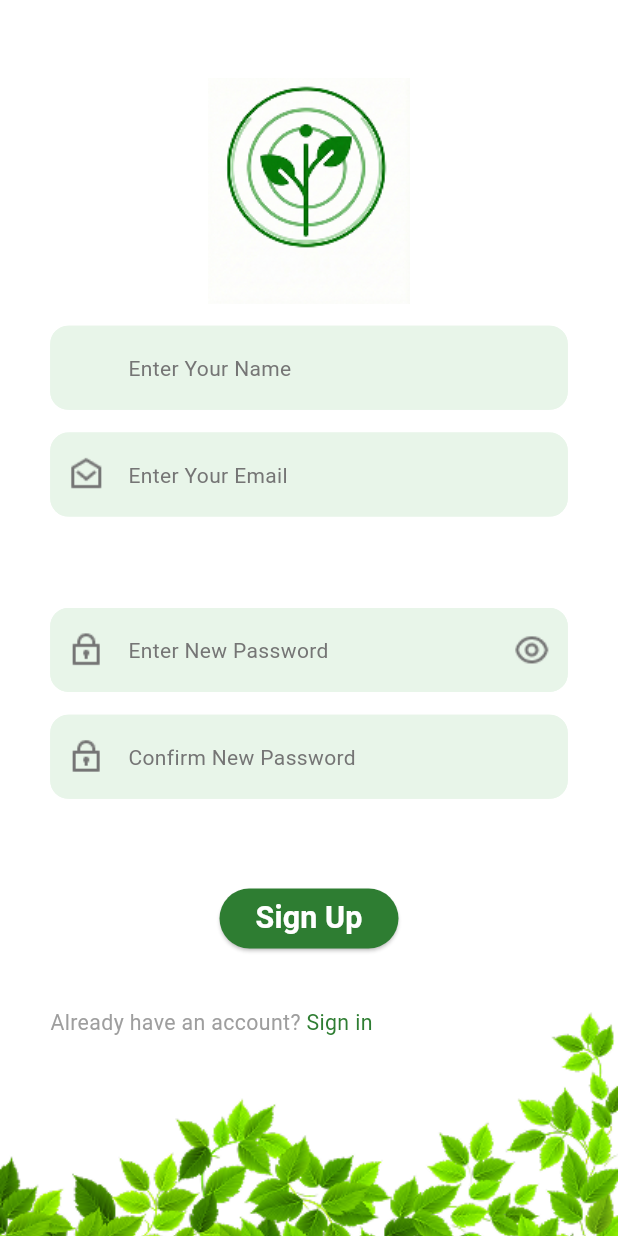
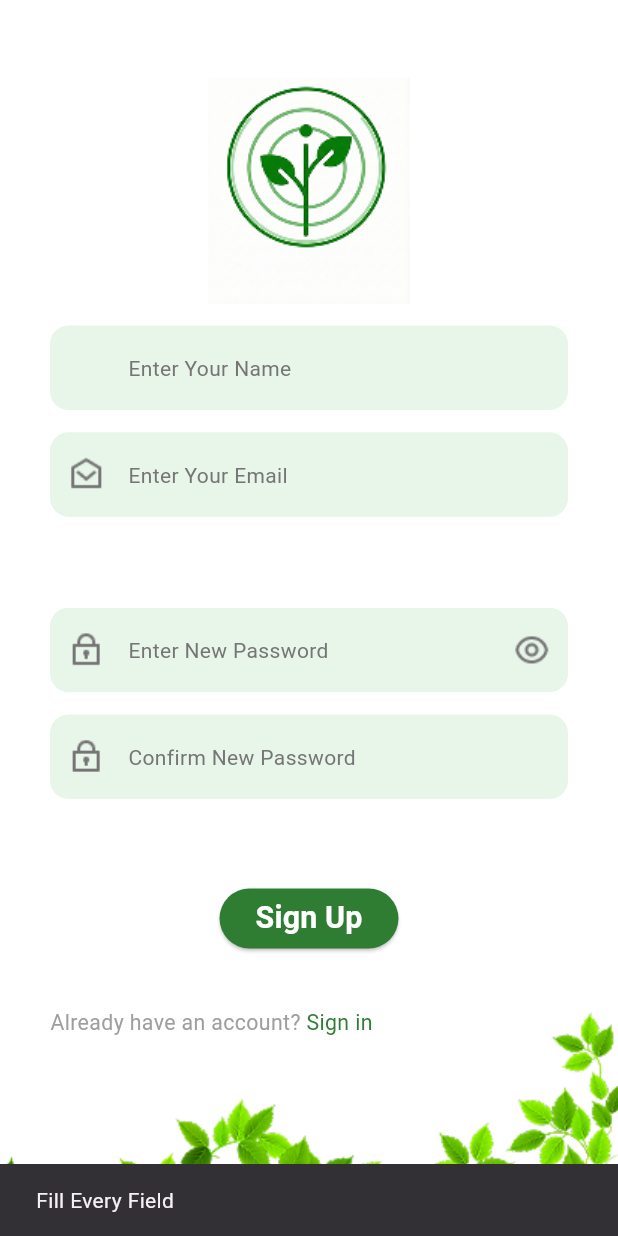
Before and after one commit to Abrar-Anas/Growa, a Flutter app: the SignUpScreen screen opened directly, after a tap on "Sign Up", on a phone screen of 412 x 824 dp. Run offline on Flutter 3.47's test engine with Material 3 defaults, Android fonts, the light colour scheme and no system bars; our stand-ins replace dio, flutter_screenutil, video_player; network calls fail.

Commit message:
Added api integration of signIn and signUp page

```diff
--- a/lib/view/screens/sign_up_screen/sign_up_screen.dart
+++ b/lib/view/screens/sign_up_screen/sign_up_screen.dart
@@ -1,10 +1,19 @@
 import 'package:flutter/material.dart';
+import 'package:growa/controllers/auth_service.dart';
 import 'package:flutter_screenutil/flutter_screenutil.dart';
 import 'package:growa/model/colors/colors.dart';
+import 'package:growa/view/screens/home_screen/home_screen.dart';
 import 'package:growa/view/screens/sign_in_screen/sign_in_screen.dart';
 
 class SignUpScreen extends StatelessWidget {
   SignUpScreen({super.key});
+
+  final ApiService _apiService = ApiService();
+  final TextEditingController _nameController = TextEditingController();
+  final TextEditingController _emailController = TextEditingController();
+  final TextEditingController _passwordController = TextEditingController();
+  final TextEditingController _confirmPasswordController =
+      TextEditingController();
   final ValueNotifier<bool> obscure = ValueNotifier<bool>(true);
 
   @override
@@ -35,7 +44,7 @@ class SignUpScreen extends StatelessWidget {
                     15.verticalSpace,
                     _confirmNewPassword(),
                     55.verticalSpace,
-                    _signUpButton(),
+                    _signUpButton(context),
                     35.verticalSpace,
                   ],
                 ),
@@ -53,6 +62,7 @@ class SignUpScreen extends StatelessWidget {
       valueListenable: obscure,
       builder: (context, value, child) {
         return TextField(
+          controller: _passwordController,
           obscureText: !obscure.value,
           decoration: InputDecoration(
             hint: Text("Enter New Password", style: TextStyle(color: tfcolor)),
@@ -131,10 +141,51 @@ class SignUpScreen extends StatelessWidget {
     );
   }
 
-  ElevatedButton _signUpButton() {
+  ElevatedButton _signUpButton(context) {
     return ElevatedButton(
       style: ElevatedButton.styleFrom(backgroundColor: green),
-      onPressed: () {},
+      onPressed: () async {
+        String name = _nameController.text.trim();
+        String email = _emailController.text.trim();
+        String password = _passwordController.text;
+        String confirmPassword = _confirmPasswordController.text;
+
+        if (name.isEmpty || email.isEmpty || password.isEmpty) {
+          ScaffoldMessenger.of(
+            context,
+          ).showSnackBar(SnackBar(content: Text("Fill Every Field")));
+          return;
+        }
+        if (confirmPassword != password) {
+          ScaffoldMessenger.of(
+            context,
+          ).showSnackBar(SnackBar(content: Text("Passwords do not match")));
+        }
+
+        final responese = await _apiService.signUp(
+          name,
+          email,
+          password,
+          confirmPassword,
+        );
+        if (responese?.statusCode == 201 || responese?.statusCode == 200) {
+          Navigator.of(context).pushReplacement(
+            MaterialPageRoute(
+              builder: (context) {
+                return HomeScreen();
+              },
+            ),
+          );
+        } else {
+          ScaffoldMessenger.of(context).showSnackBar(
+            SnackBar(
+              content: Text(
+                "${responese?.data['message'] ?? 'Registration failed'}",
+              ),
+            ),
+          );
+        }
+      },
       child: Text(
         "Sign Up",
         style: TextStyle(
@@ -148,6 +199,7 @@ class SignUpScreen extends StatelessWidget {
 
   TextField _confirmNewPassword() {
     return TextField(
+      controller: _confirmPasswordController,
       obscureText: false,
       decoration: InputDecoration(
         hint: Text("Confirm New Password", style: TextStyle(color: tfcolor)),
@@ -172,6 +224,7 @@ class SignUpScreen extends StatelessWidget {
 
   TextField _nameTextField() {
     return TextField(
+      controller: _nameController,
       cursorErrorColor: red,
       keyboardType: TextInputType.emailAddress,
       textInputAction: TextInputAction.done,
@@ -198,6 +251,7 @@ class SignUpScreen extends StatelessWidget {
 
   TextField _email() {
     return TextField(
+      controller: _emailController,
       cursorErrorColor: red,
       keyboardType: TextInputType.emailAddress,
       textInputAction: TextInputAction.done,
```
Also changed, not shown: lib/controllers/auth_service.dart (+32 -5 lines), lib/view/screens/home_screen/home_screen.dart (added, +31 -0 lines), lib/view/screens/sign_in_screen/sign_in_screen.dart (+37 -20 lines).
